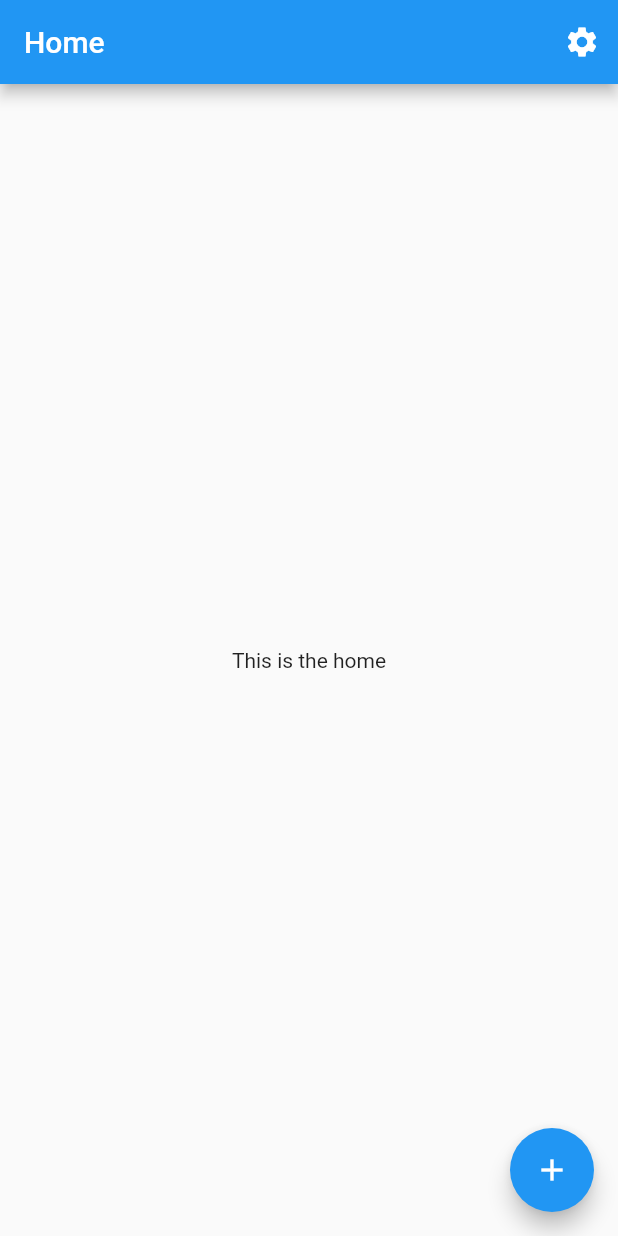
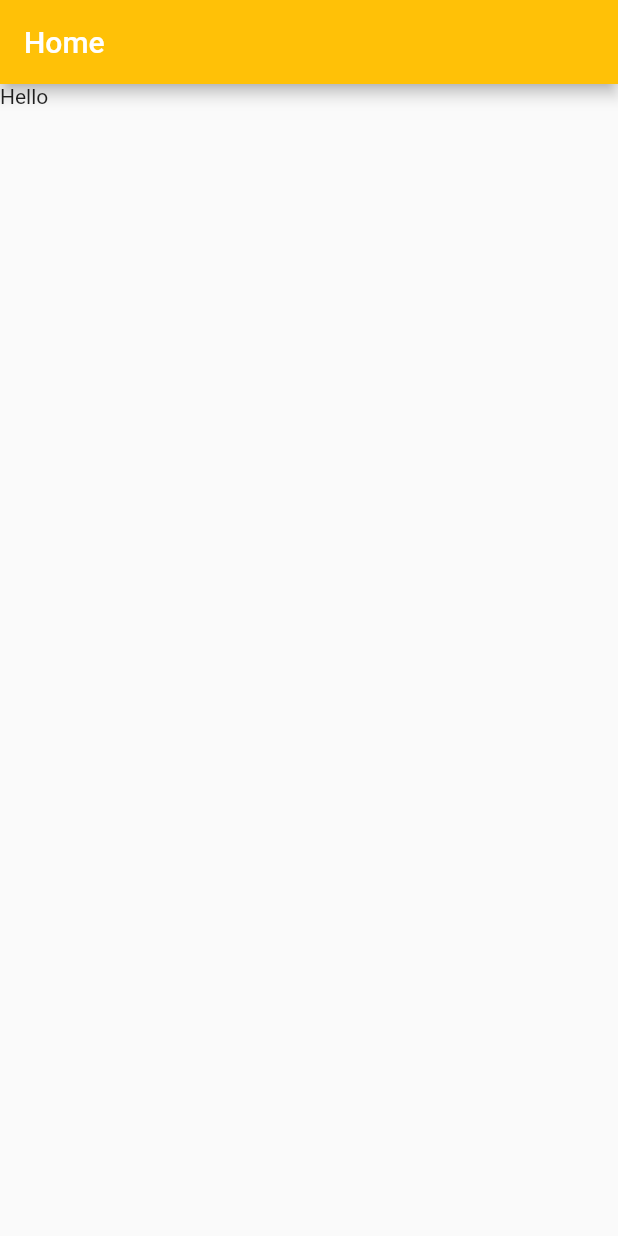
Before and after one commit to Mayakuwa/connect-project, a Flutter app: the screen it shows after launch, on a phone screen of 412 x 824 dp. Run offline on Flutter 3.47's test engine with Material 2 defaults, Android fonts, the phone set to English and light mode, and no system bars.

Commit message:
add home screen and roote

```diff
--- a/lib/main.dart
+++ b/lib/main.dart
@@ -1,4 +1,5 @@
 import 'package:flutter/material.dart';
+import 'screens/HomeScreen.dart';
 
 void main() {
   runApp(MyApp());
@@ -9,24 +10,21 @@ class MyApp extends StatelessWidget {
   @override
   Widget build(BuildContext context) {
     return MaterialApp(
-      home: Scaffold(
-        appBar: AppBar(
-            title: const Text('Home'),
-            actions: <Widget>[
-            IconButton(
-                icon: Icon(Icons.settings, color: Colors.white),
-                onPressed: () {})
-          ],
+      title: 'Connect-App',
+      theme: ThemeData(
+        primaryTextTheme: TextTheme(
+          headline6: TextStyle(
+            color: Colors.white
+          )
         ),
-        body: Center(
-          child: Text('This is the home')
-        ),
-        floatingActionButton: FloatingActionButton(
-          onPressed: () => print('hello'),
-          tooltip: 'Hello world',
-          child: const Icon(Icons.add),
-        ),
+        primaryColor: Colors.amber,
+        accentColor: Colors.lightGreenAccent,
       ),
+      home: HomeScreen(),
+      initialRoute: HomeScreen.routeName,
+      routes: {
+        HomeScreen.routeName: (ctx) => HomeScreen()
+      },
     );
   }
 }
--- /dev/null
+++ b/lib/screens/HomeScreen.dart
@@ -0,0 +1,23 @@
+import 'package:flutter/material.dart';
+
+class HomeScreen extends StatelessWidget {
+
+  static const routeName = './home_screen';
+
+  @override
+  Widget build(BuildContext context) {
+    return Scaffold(
+      appBar: AppBar(
+        title: Text('Home'),
+        automaticallyImplyLeading: false,
+      ),
+      body: Column(
+        children: [
+          Container(
+            child: Text('Hello'),
+          ),
+        ],
+      ),
+    );
+  }
+}
```
